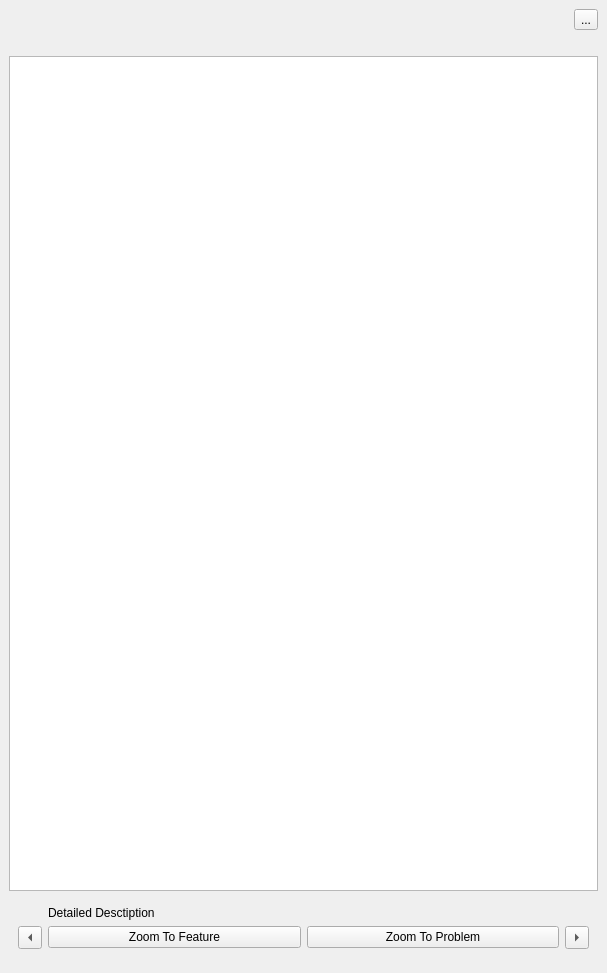
The window that src/ui/qgsgeometryvalidationdockbase.ui (qgis/QGIS) describes before a commit, drawn with Qt 5.
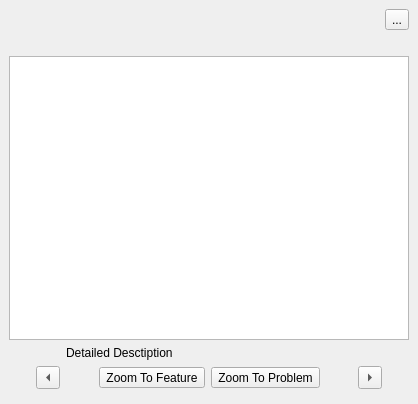
The same window after the commit. Icons and pictures are not drawn. Custom widgets are drawn as their Qt base class.

Commit message: better layout in dock

```diff
--- a/src/ui/qgsgeometryvalidationdockbase.ui
+++ b/src/ui/qgsgeometryvalidationdockbase.ui
@@ -6,8 +6,8 @@
    <rect>
     <x>0</x>
     <y>0</y>
-    <width>607</width>
-    <height>973</height>
+    <width>418</width>
+    <height>404</height>
    </rect>
   </property>
   <property name="windowTitle">
@@ -18,18 +18,29 @@
     <item row="3" column="0" colspan="2">
      <widget class="QWidget" name="mProblemDetailWidget" native="true">
       <layout class="QGridLayout" name="gridLayout">
-       <item row="1" column="2">
-        <widget class="QPushButton" name="mZoomToProblemButton">
+       <property name="leftMargin">
+        <number>0</number>
+       </property>
+       <property name="topMargin">
+        <number>0</number>
+       </property>
+       <property name="rightMargin">
+        <number>0</number>
+       </property>
+       <property name="bottomMargin">
+        <number>0</number>
+       </property>
+       <item row="1" column="6">
+        <widget class="QToolButton" name="mNextButton">
          <property name="text">
-          <string>Zoom To Problem</string>
+          <string>Next</string>
          </property>
-         <property name="icon">
-          <iconset resource="../../images/images.qrc">
-           <normaloff>:/images/themes/default/mActionZoomToLayer.svg</normaloff>:/images/themes/default/mActionZoomToLayer.svg</iconset>
+         <property name="arrowType">
+          <enum>Qt::RightArrow</enum>
          </property>
         </widget>
        </item>
-       <item row="1" column="0">
+       <item row="1" column="1">
         <widget class="QToolButton" name="mPreviousButton">
          <property name="text">
           <string>Previous</string>
@@ -39,8 +50,34 @@
          </property>
         </widget>
        </item>
-       <item row="1" column="1">
-        <widget class="QPushButton" name="mZoomToFeatureButton">
+       <item row="1" column="2">
+        <spacer name="horizontalSpacer_3">
+         <property name="orientation">
+          <enum>Qt::Horizontal</enum>
+         </property>
+         <property name="sizeHint" stdset="0">
+          <size>
+           <width>0</width>
+           <height>20</height>
+          </size>
+         </property>
+        </spacer>
+       </item>
+       <item row="1" column="0">
+        <spacer name="horizontalSpacer">
+         <property name="orientation">
+          <enum>Qt::Horizontal</enum>
+         </property>
+         <property name="sizeHint" stdset="0">
+          <size>
+           <width>0</width>
+           <height>20</height>
+          </size>
+         </property>
+        </spacer>
+       </item>
+       <item row="1" column="3">
+        <widget class="QToolButton" name="mZoomToFeatureButton">
          <property name="text">
           <string>Zoom To Feature</string>
          </property>
@@ -48,20 +85,59 @@
           <iconset resource="../../images/images.qrc">
            <normaloff>:/images/themes/default/mActionZoomToSelected.svg</normaloff>:/images/themes/default/mActionZoomToSelected.svg</iconset>
          </property>
+         <property name="toolButtonStyle">
+          <enum>Qt::ToolButtonTextBesideIcon</enum>
+         </property>
         </widget>
        </item>
-       <item row="1" column="3">
-        <widget class="QToolButton" name="mNextButton">
+       <item row="1" column="4">
+        <widget class="QToolButton" name="mZoomToProblemButton">
          <property name="text">
-          <string>Next</string>
+          <string>Zoom To Problem</string>
          </property>
-         <property name="arrowType">
-          <enum>Qt::RightArrow</enum>
+         <property name="icon">
+          <iconset resource="../../images/images.qrc">
+           <normaloff>:/images/themes/default/mActionZoomToLayer.svg</normaloff>:/images/themes/default/mActionZoomToLayer.svg</iconset>
+         </property>
+         <property name="toolButtonStyle">
+          <enum>Qt::ToolButtonTextBesideIcon</enum>
          </property>
         </widget>
        </item>
-       <item row="0" column="1" colspan="2">
+       <item row="1" column="7">
+        <spacer name="horizontalSpacer_2">
+         <property name="orientation">
+          <enum>Qt::Horizontal</enum>
+         </property>
+         <property name="sizeHint" stdset="0">
+          <size>
+           <width>0</width>
+           <height>20</height>
+          </size>
+         </property>
+        </spacer>
+       </item>
+       <item row="1" column="5">
+        <spacer name="horizontalSpacer_4">
+         <property name="orientation">
+          <enum>Qt::Horizontal</enum>
+         </property>
+         <property name="sizeHint" stdset="0">
+          <size>
+           <width>0</width>
+           <height>20</height>
+          </size>
+         </property>
+        </spacer>
+       </item>
+       <item row="0" column="2" colspan="4">
         <widget class="QLabel" name="mProblemDescriptionLabel">
+         <property name="sizePolicy">
+          <sizepolicy hsizetype="Preferred" vsizetype="Preferred">
+           <horstretch>0</horstretch>
+           <verstretch>0</verstretch>
+          </sizepolicy>
+         </property>
          <property name="text">
           <string>Detailed Desctiption</string>
          </property>
```
Left out of the diff: 17 changed lines with no effect on the pictures. The commit also changes 1 other file.
